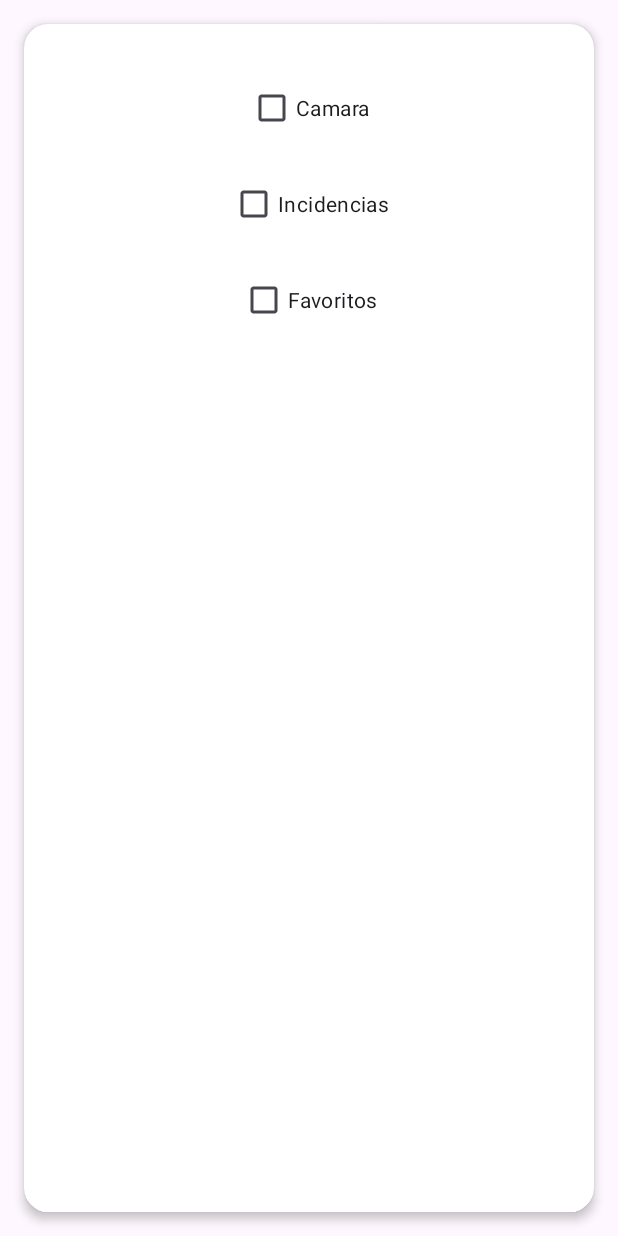
After one commit to MarkosMartinez/TrafikApp-Android, an Android app: the layout activity_adaptador_filtro.xml on its own in the app's theme, with its tools: preview values and no code run, on a phone screen of 412 x 824 dp. The commit adds this screen. Run offline under Robolectric (Android 15) with nearby library versions, the phone set to English and light mode, and no system bars.

Commit message:
Empezando con los filtros

```diff
--- /dev/null
+++ b/app/src/main/res/layout/activity_adaptador_filtro.xml
@@ -0,0 +1,50 @@
+<?xml version="1.0" encoding="utf-8"?>
+<androidx.constraintlayout.widget.ConstraintLayout
+    xmlns:android="http://schemas.android.com/apk/res/android"
+    xmlns:app="http://schemas.android.com/apk/res-auto"
+    android:layout_width="match_parent"
+    android:layout_height="match_parent">
+    <androidx.cardview.widget.CardView
+        android:layout_width="0dp"
+        android:layout_height="0dp"
+        android:layout_margin="16dp"
+        app:cardCornerRadius="16dp"
+        app:cardElevation="4dp"
+        app:layout_constraintTop_toTopOf="parent"
+        app:layout_constraintBottom_toBottomOf="parent"
+        app:layout_constraintStart_toStartOf="parent"
+        app:layout_constraintEnd_toEndOf="parent">
+        <androidx.constraintlayout.widget.ConstraintLayout
+            android:layout_width="match_parent"
+            android:layout_height="match_parent"
+            android:padding="16dp">
+            <CheckBox
+                android:id="@+id/checkbox_camara"
+                android:layout_width="wrap_content"
+                android:layout_height="wrap_content"
+                android:text="Camara"
+                app:layout_constraintTop_toTopOf="parent"
+                app:layout_constraintStart_toStartOf="parent"
+                app:layout_constraintEnd_toEndOf="parent"
+                android:layout_marginTop="16dp"/>
+            <CheckBox
+                android:id="@+id/checkbox_incidencias"
+                android:layout_width="wrap_content"
+                android:layout_height="wrap_content"
+                android:text="Incidencias"
+                app:layout_constraintTop_toBottomOf="@id/checkbox_camara"
+                app:layout_constraintStart_toStartOf="parent"
+                app:layout_constraintEnd_toEndOf="parent"
+                android:layout_marginTop="16dp"/>
+            <CheckBox
+                android:id="@+id/checkbox_favoritos"
+                android:layout_width="wrap_content"
+                android:layout_height="wrap_content"
+                android:text="Favoritos"
+                app:layout_constraintTop_toBottomOf="@id/checkbox_incidencias"
+                app:layout_constraintStart_toStartOf="parent"
+                app:layout_constraintEnd_toEndOf="parent"
+                android:layout_marginTop="16dp"/>
+        </androidx.constraintlayout.widget.ConstraintLayout>
+    </androidx.cardview.widget.CardView>
+</androidx.constraintlayout.widget.ConstraintLayout>
```
Also changed, not shown: app/src/main/java/com/reto/trafikapp/MainActivity.java (+7 -0 lines), app/src/main/java/com/reto/trafikapp/adapter/FiltroAdapter.java (added, +42 -0 lines), app/src/main/res/layout/activity_main.xml (+14 -0 lines), app/src/main/res/drawable/filter.png (added).
